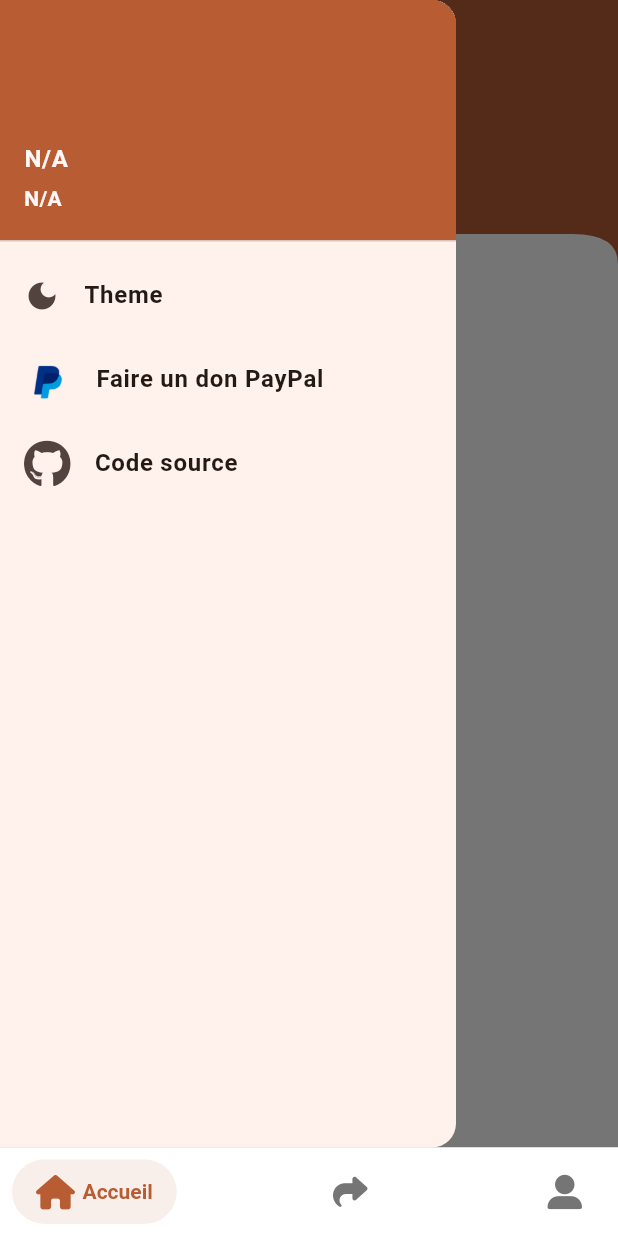
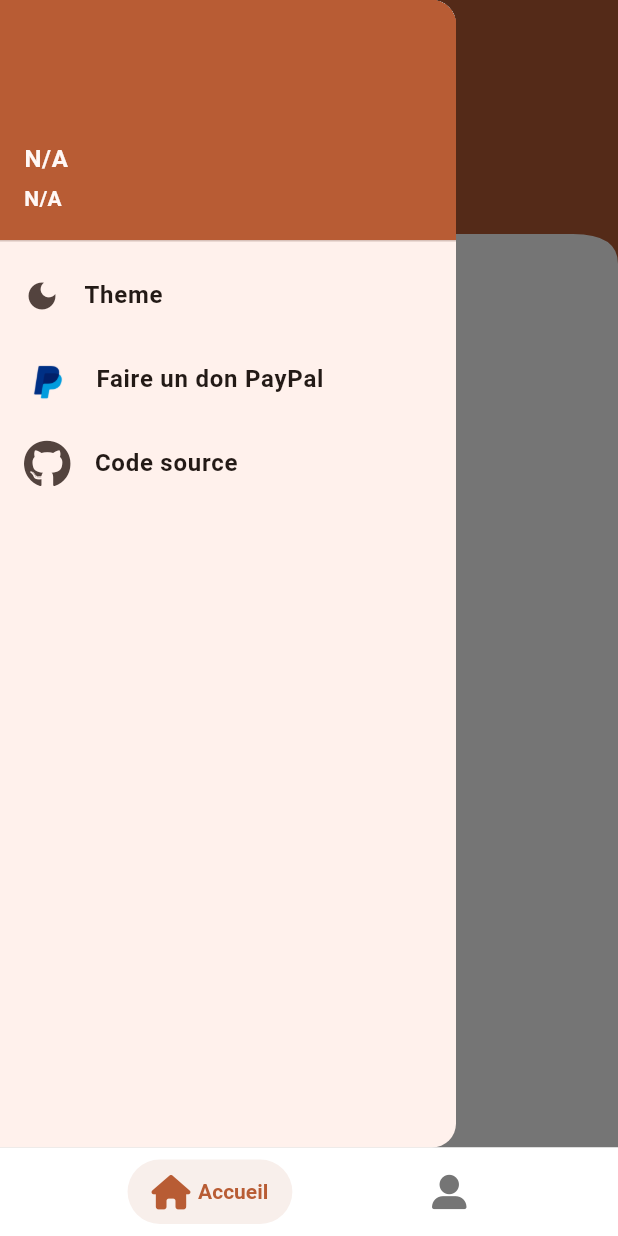
Before and after one commit to fallyoro/ipsl_docs, a Flutter app: the WidgetTree screen opened directly, with the side drawer open, on a phone screen of 412 x 824 dp. Run offline on Flutter 3.47's test engine with Material 3 defaults, Android fonts, the phone set to English and light mode, and no system bars; drawn by our look-alikes of salomon_bottom_bar, toastification; our stand-ins replace cached_network_image, dartz, dio, dropdown_button2, file_picker, firebase_core and 15 more; missing offline and left inert: pdfrx; accounts and stored records are empty.

Commit message:
why i'm so good at coding

```diff
--- a/app/ipsl_docs/lib/src/models/user.dart
+++ b/app/ipsl_docs/lib/src/models/user.dart
@@ -5,6 +5,7 @@ class User {
   final String classe;
   final int numberContribution;
   String? pictureUrl;
+  final bool canUpload;
 
   User({
     required this.id,
@@ -13,6 +14,7 @@ class User {
     required this.classe,
     required this.numberContribution,
     this.pictureUrl,
+    required this.canUpload,
   });
 
   factory User.fromJson(Map<String, dynamic> json) {
@@ -23,6 +25,7 @@ class User {
       classe: json['classe'],
       numberContribution: json['number_contribution'],
       pictureUrl: json['picture_url'],
+      canUpload: json['can_upload'] == 1 ? true : false,
     );
   }
 
@@ -34,10 +37,11 @@ class User {
       'classe': classe,
       'number_contribution': numberContribution,
       'picture_url': pictureUrl,
+      'can_upload': canUpload == true ? 1 : 0,
     };
   }
 
-  User copyWith({String? userName, String? classe}) {
+  User copyWith({String? userName, String? classe, bool? canUpload}) {
     return User(
       id: id,
       userName: userName ?? this.userName,
@@ -45,6 +49,7 @@ class User {
       classe: classe ?? this.classe,
       numberContribution: numberContribution,
       pictureUrl: pictureUrl,
+      canUpload: canUpload ?? this.canUpload,
     );
   }
 }
--- a/app/ipsl_docs/lib/src/widget_tree.dart
+++ b/app/ipsl_docs/lib/src/widget_tree.dart
@@ -1,14 +1,14 @@
 import 'package:flutter/material.dart';
+import 'package:font_awesome_flutter/font_awesome_flutter.dart';
+import 'package:get_it/get_it.dart';
 import 'package:ipsl_docs/src/pages/home/home_page.dart';
 import 'package:ipsl_docs/src/pages/profile/profile_page.dart';
 import 'package:ipsl_docs/src/pages/upload/upload_tab_bar.dart';
+import 'package:ipsl_docs/src/view_models/user.dart';
 import 'package:salomon_bottom_bar/salomon_bottom_bar.dart';
-import 'package:font_awesome_flutter/font_awesome_flutter.dart';
 
 import 'core/constant.dart';
 import 'core/theme_controller.dart';
-
-List<Widget> pages = [HomePage(), UploadTabBar(), const Profile()];
 
 class WidgetTree extends StatefulWidget {
   const WidgetTree({super.key});
@@ -21,6 +21,67 @@ class _WidgetTreeState extends State<WidgetTree> {
   final PageController _pageController = PageController(initialPage: 0);
   int _selectedPage = 0;
 
+  @override
+  Widget build(BuildContext context) {
+    final UserViewModel userVm = GetIt.I<UserViewModel>();
+    final user = userVm.userNotifier.value;
+
+    if (user == null) {
+      return const Text("Errreur inconue");
+    }
+
+    final bool canUpload = user.canUpload;
+
+    final pages = _buildPages(canUpload);
+    final items = _buildBottomBarItems(canUpload);
+
+    return ValueListenableBuilder(
+      valueListenable: ThemeController.isDarkModeNotifier,
+      builder: (context, isDark, child) {
+        return Scaffold(
+          body: PageView(
+            physics: const NeverScrollableScrollPhysics(),
+            controller: _pageController,
+            onPageChanged: (index) => setState(() => _selectedPage = index),
+            children: pages,
+          ),
+          bottomNavigationBar: SalomonBottomBar(
+            selectedItemColor: AppColors.primaryColor,
+            unselectedItemColor: isDark ? Colors.grey : Colors.grey.shade600,
+            backgroundColor: isDark
+                ? AppColors.darkSecondarySystemBackground
+                : Colors.white,
+            currentIndex: _selectedPage,
+            onTap: _onItemSelected,
+            items: items,
+          ),
+        );
+      },
+    );
+  }
+
+  List<SalomonBottomBarItem> _buildBottomBarItems(bool canUpload) {
+    return [
+      SalomonBottomBarItem(
+        icon: const Icon(FontAwesomeIcons.house, size: 23),
+        title: const Text('Accueil'),
+      ),
+      if (canUpload)
+        SalomonBottomBarItem(
+          icon: const Icon(FontAwesomeIcons.share, size: 23),
+          title: const Text("Partager"),
+        ),
+      SalomonBottomBarItem(
+        icon: const Icon(FontAwesomeIcons.userLarge, size: 23),
+        title: const Text('Profil'),
+      ),
+    ];
+  }
+
+  List<Widget> _buildPages(bool canUpload) {
+    return [HomePage(), if (canUpload) UploadTabBar(), const Profile()];
+  }
+
   void _onItemSelected(int index) {
     setState(() => _selectedPage = index);
     if (_pageController.hasClients) {
@@ -31,44 +92,62 @@ class _WidgetTreeState extends State<WidgetTree> {
       );
     }
   }
+}
 
-  @override
-  Widget build(BuildContext context) {
-    return ValueListenableBuilder(
-      valueListenable: ThemeController.isDarkModeNotifier,
-      builder: (context, isDark, child) {
-        return Scaffold(
-          //  appBar: buildAppbarWidgetTree(isDark),
-          body: PageView(
-            physics: const NeverScrollableScrollPhysics(),
-            controller: _pageController,
-            onPageChanged: (index) => setState(() => _selectedPage = index),
-            children: pages,
-          ),
-          bottomNavigationBar: SalomonBottomBar(
-            selectedItemColor: AppColors.primaryColor,
-            unselectedItemColor: isDark ? Colors.grey : Colors.grey.shade600,
-            backgroundColor:
-                isDark ? AppColors.darkSecondarySystemBackground : Colors.white,
-            currentIndex: _selectedPage,
-            onTap: _onItemSelected,
-            items: [
-              SalomonBottomBarItem(
-                icon: const Icon(FontAwesomeIcons.house, size: 23),
-                title: const Text('Accueil'),
-              ),
-              SalomonBottomBarItem(
-                icon: Icon(FontAwesomeIcons.share, size: 23),
-                title: const Text("Partager"),
-              ),
-              SalomonBottomBarItem(
-                icon: const Icon(FontAwesomeIcons.userLarge, size: 23),
-                title: const Text('Profil'),
-              ),
-            ],
-          ),
-        );
-      },
-    );
-  }
-}
+// class _WidgetTreeState extends State<WidgetTree> {
+//   final PageController _pageController = PageController(initialPage: 0);
+//   List<Widget> pages = [HomePage(), UploadTabBar(), const Profile()];
+//   int _selectedPage = 0;
+//
+//   void _onItemSelected(int index) {
+//     setState(() => _selectedPage = index);
+//     if (_pageController.hasClients) {
+//       _pageController.animateToPage(
+//         index,
+//         duration: const Duration(milliseconds: 300),
+//         curve: Curves.decelerate,
+//       );
+//     }
+//   }
+//
+//   @override
+//   Widget build(BuildContext context) {
+//     return ValueListenableBuilder(
+//       valueListenable: ThemeController.isDarkModeNotifier,
+//       builder: (context, isDark, child) {
+//         return Scaffold(
+//           //  appBar: buildAppbarWidgetTree(isDark),
+//           body: PageView(
+//             physics: const NeverScrollableScrollPhysics(),
+//             controller: _pageController,
+//             onPageChanged: (index) => setState(() => _selectedPage = index),
+//             children: pages,
+//           ),
+//           bottomNavigationBar: SalomonBottomBar(
+//             selectedItemColor: AppColors.primaryColor,
+//             unselectedItemColor: isDark ? Colors.grey : Colors.grey.shade600,
+//             backgroundColor: isDark
+//                 ? AppColors.darkSecondarySystemBackground
+//                 : Colors.white,
+//             currentIndex: _selectedPage,
+//             onTap: _onItemSelected,
+//             items: [
+//               SalomonBottomBarItem(
+//                 icon: const Icon(FontAwesomeIcons.house, size: 23),
+//                 title: const Text('Accueil'),
+//               ),
+//               SalomonBottomBarItem(
+//                 icon: Icon(FontAwesomeIcons.share, size: 23),
+//                 title: const Text("Partager"),
+//               ),
+//               SalomonBottomBarItem(
+//                 icon: const Icon(FontAwesomeIcons.userLarge, size: 23),
+//                 title: const Text('Profil'),
+//               ),
+//             ],
+//           ),
+//         );
+//       },
+//     );
+//   }
+// }
```
Also changed, not shown: app/ipsl_docs/lib/src/core/global.dart (+7 -5 lines), app/ipsl_docs/lib/src/services/auth_service.dart (+15 -0 lines), app/ipsl_docs/lib/src/view_models/user.dart (+18 -0 lines), 1 other file.
